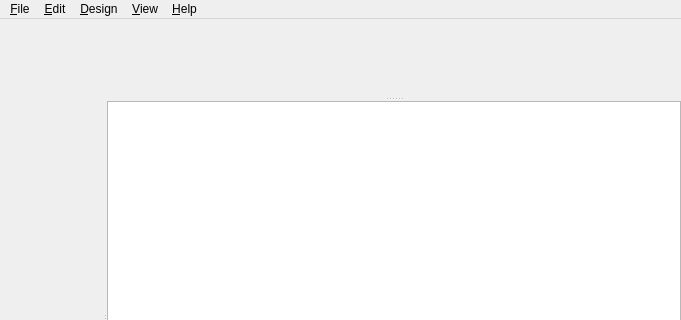
Qt form src/MainWindow.ui (openscad/openscad) before a commit; both pictures show x 0 to 681 and y 0 to 320 of the 681 by 647 pixel window.
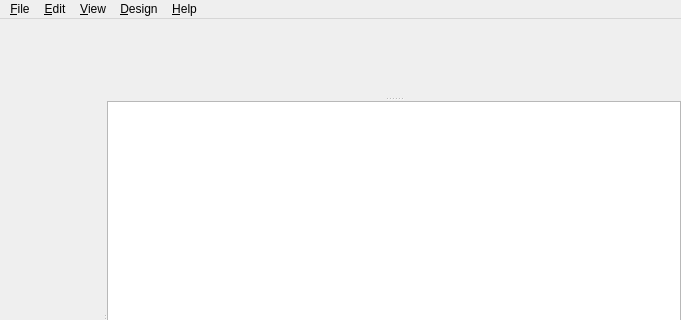
The same form after that commit. Custom widgets are drawn as their Qt base class.

Commit message: Use GeometryEvaluator instead of CGALEvaluator. A bunch of refactoring and fixes as a result of that. Renamed GUI menu items to reflect preview vs. render

Diff of the .ui file:
```diff
--- a/src/MainWindow.ui
+++ b/src/MainWindow.ui
@@ -233,8 +233,8 @@
    </widget>
    <addaction name="menu_File"/>
    <addaction name="menu_Edit"/>
-   <addaction name="menu_Design"/>
    <addaction name="menu_View"/>
+   <addaction name="menu_Design"/>
    <addaction name="menuHelp"/>
   </widget>
   <widget class="QStatusBar" name="statusbar"/>
```
Left out of the diff: 38 changed lines with no effect on the pictures. The commit also changes 36 other files.
